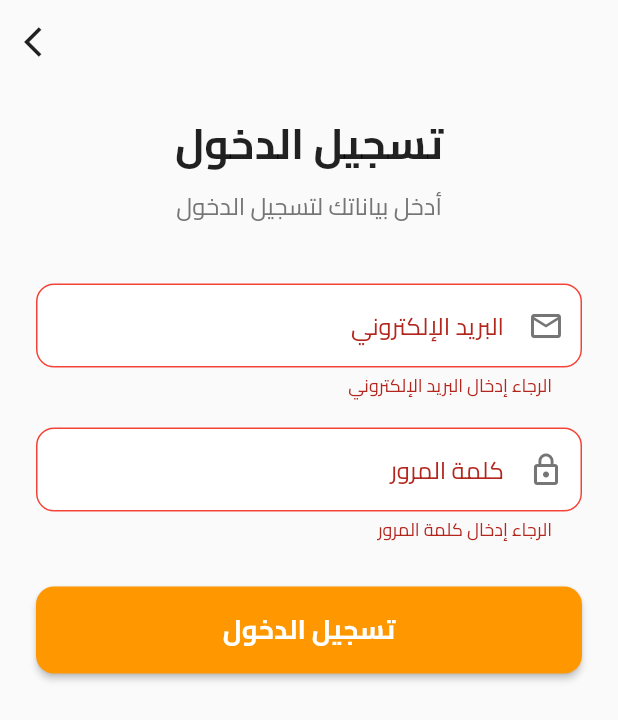
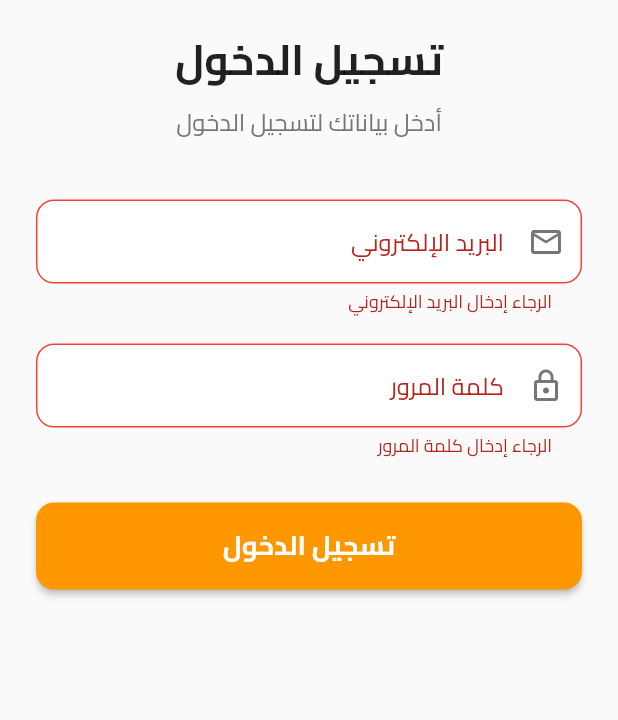
Before and after one commit to dwam-tech/app-masar-v1, a Flutter app: the screen it shows after launch, after a tap on "تسجيل الدخول", on a phone screen of 412 x 824 dp. Shown: the top 720 px of the screen. Run offline on Flutter 3.47's test engine with Material 3 defaults, Android fonts, the phone set to English and light mode, and no system bars; our stand-ins replace go_router, shared_preferences.

Commit message:
Remove login app bar and fix user type

```diff
--- a/lib/screens/auth/login_screen.dart
+++ b/lib/screens/auth/login_screen.dart
@@ -32,7 +32,10 @@ class _LoginScreenState extends State<LoginScreen> {
       );
 
       if (result['success']) {
-        final userType = result['userType'];
+        String? userType = result['userType'];
+        if (userType == null) {
+          userType = await _authService.getUserType();
+        }
         if (userType == null) {
           _showMessage('لم يتم تحديد نوع المستخدم', isError: true);
           return;
@@ -84,14 +87,6 @@ class _LoginScreenState extends State<LoginScreen> {
   Widget build(BuildContext context) {
     return Scaffold(
       backgroundColor: Colors.grey[50],
-      appBar: AppBar(
-        backgroundColor: Colors.transparent,
-        elevation: 0,
-        leading: IconButton(
-          icon: const Icon(Icons.arrow_back_ios, color: Colors.black87),
-          onPressed: () => Navigator.of(context).pop(),
-        ),
-      ),
       body: SafeArea(
         child: Directionality(
           textDirection: TextDirection.rtl,
```
